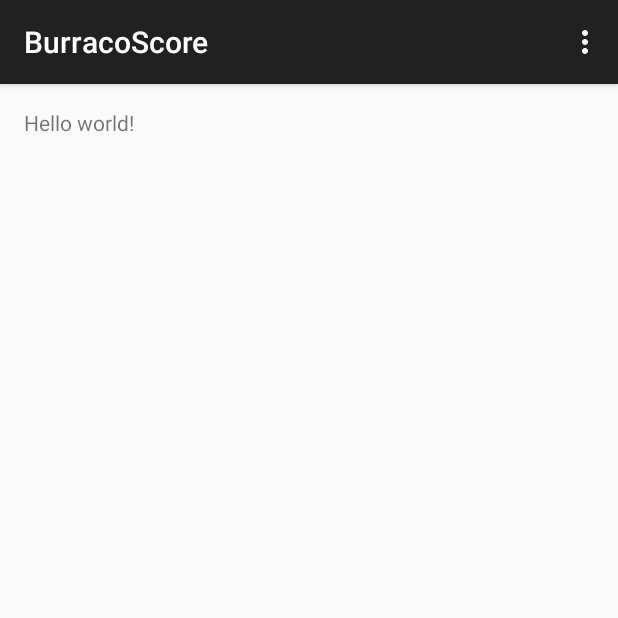
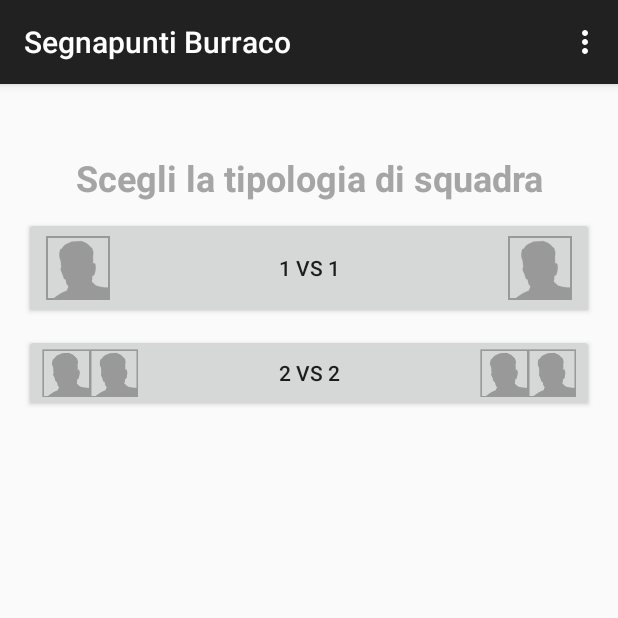
Before and after one commit to powettino/BurracoScore, an Android app: the screen it shows after launch (TeamLogin), on a phone screen of 412 x 824 dp, the top half of it. Run offline under Robolectric (Android 15) with nearby library versions, the phone set to English and light mode, and no system bars.

Commit message:
aggiunte le prime risorse e creata l'activity iniziale

```diff
--- a/app/src/main/AndroidManifest.xml
+++ b/app/src/main/AndroidManifest.xml
@@ -4,7 +4,7 @@
 
     <application
         android:allowBackup="true"
-        android:icon="@drawable/ic_launcher"
+        android:icon="@drawable/icona_punti"
         android:label="@string/app_name"
         android:theme="@style/AppTheme" >
         <activity
--- a/app/src/main/res/layout/activity_team_login.xml
+++ b/app/src/main/res/layout/activity_team_login.xml
@@ -1,11 +1,54 @@
-<RelativeLayout xmlns:android="http://schemas.android.com/apk/res/android"
-    xmlns:tools="http://schemas.android.com/tools" android:layout_width="match_parent"
-    android:layout_height="match_parent" android:paddingLeft="@dimen/activity_horizontal_margin"
+<LinearLayout xmlns:android="http://schemas.android.com/apk/res/android"
+    xmlns:tools="http://schemas.android.com/tools"
+    android:layout_width="match_parent"
+    android:layout_height="match_parent"
+    android:paddingLeft="@dimen/activity_horizontal_margin"
     android:paddingRight="@dimen/activity_horizontal_margin"
     android:paddingTop="@dimen/activity_vertical_margin"
-    android:paddingBottom="@dimen/activity_vertical_margin" tools:context=".TeamLogin">
+    android:paddingBottom="@dimen/activity_vertical_margin"
+    tools:context=".TeamLogin"
+    android:orientation="vertical">
 
-    <TextView android:text="@string/hello_world" android:layout_width="wrap_content"
-        android:layout_height="wrap_content" />
+    <TextView
+        android:layout_width="fill_parent"
+        android:layout_height="wrap_content"
+        android:textAppearance="?android:attr/textAppearanceLarge"
+        android:text="@string/tipoPartita"
+        android:id="@+id/typeGame"
+        android:gravity="center"
+        android:textColor="#ffa5a5a5"
+        android:textSize="@dimen/abc_text_size_headline_material"
+        android:textStyle="bold"
+        android:layout_marginTop="30sp" />
 
-</RelativeLayout>
+    <GridLayout
+        android:layout_width="fill_parent"
+        android:layout_height="wrap_content"
+        android:columnCount="1"
+        android:rowCount="3"
+        android:layout_gravity="center">
+
+        <Button
+            android:layout_width="match_parent"
+            android:layout_height="wrap_content"
+            android:text="@string/gameSingolo"
+            android:layout_column="0"
+            android:id="@+id/single"
+            android:layout_gravity="center"
+            android:drawableLeft="@drawable/avatar"
+            android:drawableRight="@drawable/avatar"
+            android:layout_marginTop="10sp" />
+
+        <Button
+            android:layout_width="match_parent"
+            android:layout_height="wrap_content"
+            android:text="@string/gameDoppio"
+            android:layout_column="0"
+            android:id="@+id/couple"
+            android:layout_gravity="center"
+            android:drawableLeft="@drawable/d_avatar"
+            android:drawableRight="@drawable/d_avatar"
+            android:layout_marginTop="10sp" />
+    </GridLayout>
+
+</LinearLayout>
--- a/app/src/main/res/values/strings.xml
+++ b/app/src/main/res/values/strings.xml
@@ -1,8 +1,10 @@
 <?xml version="1.0" encoding="utf-8"?>
 <resources>
 
-    <string name="app_name">BurracoScore</string>
-    <string name="hello_world">Hello world!</string>
+    <string name="app_name">Segnapunti Burraco</string>
     <string name="action_settings">Settings</string>
+    <string name="tipoPartita">Scegli la tipologia di squadra</string>
+    <string name="gameSingolo">1 vs 1</string>
+    <string name="gameDoppio">2 vs 2</string>
 
 </resources>
```
Also changed, not shown: app/src/main/res/drawable-hdpi/avatar.png (added), app/src/main/res/drawable-hdpi/d_avatar.png (added), app/src/main/res/drawable-hdpi/icona_punti.png (added), app/src/main/res/drawable-mdpi/avatar.png (added), app/src/main/res/drawable-mdpi/d_avatar.png (added), app/src/main/res/drawable-mdpi/icona_punti.png (added), app/src/main/res/drawable-xhdpi/avatar.png (added), app/src/main/res/drawable-xhdpi/d_avatar.png (added), app/src/main/res/drawable-xhdpi/icona_punti.png (added), app/src/main/res/drawable-xxhdpi/avatar.png (added), app/src/main/res/drawable-xxhdpi/d_avatar.png (added), app/src/main/res/drawable-xxhdpi/icona_punti.png (added), app/src/main/res/drawable/default_avatar.png (added).
